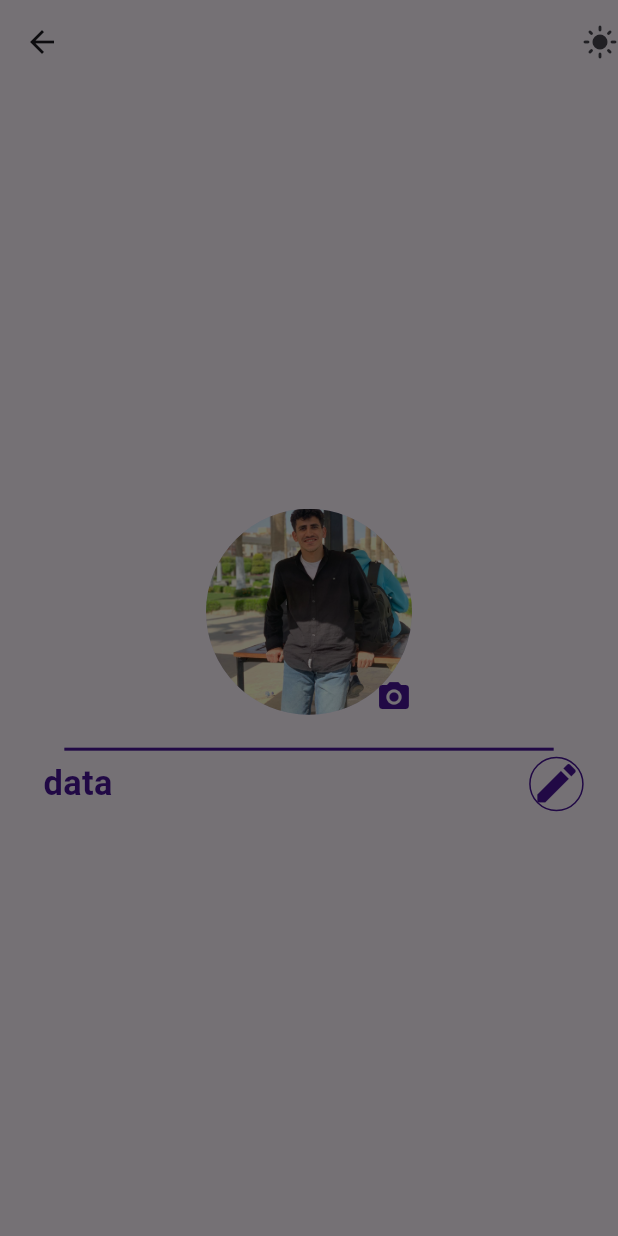
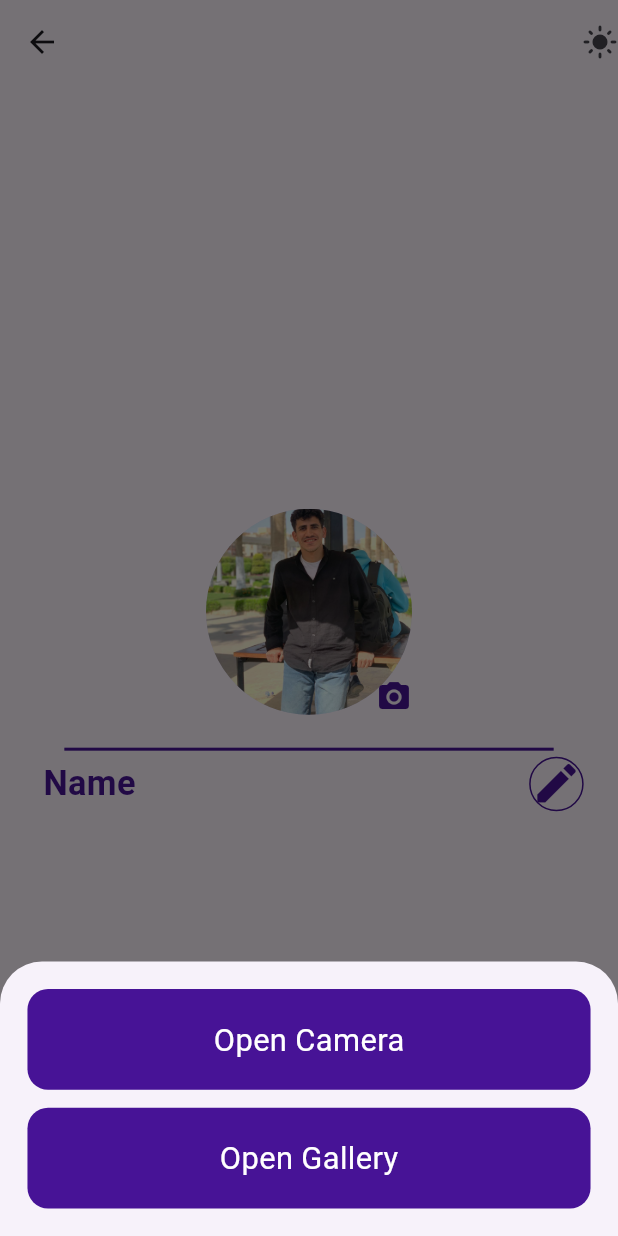
Before and after one commit to MohamedKhaled1151/Taskati_App, a Flutter app: the ProfileScrean screen opened directly, after a tap on the "camera alt" icon, on a phone screen of 412 x 824 dp. Run offline on Flutter 3.47's test engine with Material 3 defaults, Android fonts, the phone set to English and light mode, and no system bars; our stand-ins replace flutter_screenutil, hive, hive_flutter, image_picker; accounts and stored records are empty; statements that could not run were skipped.

```diff
--- /dev/null
+++ b/lib/core/utils/app_constants.dart
@@ -0,0 +1,4 @@
+class AppConstants{
+  static const String tasksBoxId="Tasks";
+  static const String userBoxId="user";
+}
--- /dev/null
+++ b/lib/features/profile/models/user_model.dart
@@ -0,0 +1,15 @@
+
+
+
+import 'package:hive/hive.dart';
+
+part 'user_model.g.dart';
+
+@HiveType(typeId: 1)
+class UserModel extends HiveObject{
+  @HiveField(0)
+  String name;
+  @HiveField(1)
+  String image;
+  UserModel(this.name,this.image);
+}
--- a/lib/features/profile/profile_screan.dart
+++ b/lib/features/profile/profile_screan.dart
@@ -1,9 +1,32 @@
+import 'dart:io';
 import 'package:flutter/material.dart';
 import 'package:flutter_screenutil/flutter_screenutil.dart';
+import 'package:image_picker/image_picker.dart';
 import 'package:taskati/core/thems/app_colors.dart';
+import 'package:taskati/features/add_task/widgets/text_form_filed_with_title.dart';
+import 'package:taskati/features/profile/widgets/custom_bottom.dart';
 
-class ProfileScrean extends StatelessWidget {
+class ProfileScrean extends StatefulWidget {
   const ProfileScrean({super.key});
+
+  @override
+  State<ProfileScrean> createState() => _ProfileScreanState();
+}
+
+class _ProfileScreanState extends State<ProfileScrean> {
+  XFile? image;
+
+  selectImageFormGallery() async {
+    final ImagePicker picker = ImagePicker();
+    image = await picker.pickImage(source: ImageSource.gallery);
+    setState(() {});
+  }
+
+  selectImageFormCamera() async {
+    final ImagePicker picker = ImagePicker();
+    image = await picker.pickImage(source: ImageSource.camera);
+    setState(() {});
+  }
 
   @override
   Widget build(BuildContext context) {
@@ -20,25 +43,46 @@ class ProfileScrean extends StatelessWidget {
                   showModalBottomSheet(
                     context: context,
                     builder: (context) {
-                      return Column(children: [
-
-                      ]);
+                      return Padding(
+                        padding: EdgeInsets.all(16.0.r),
+                        child: Column(
+                          mainAxisSize: MainAxisSize.min,
+                          children: [
+                            InkWell(
+                              onTap: () {
+                                Navigator.pop(context);
+                                selectImageFormCamera();
+                              },
+                              child: CustomBottom(title: "Open Camera"),
+                            ),
+                            SizedBox(height: 10.h),
+                            InkWell(
+                              onTap: () {
+                                Navigator.pop(context);
+                                selectImageFormGallery();
+                              },
+                              child: CustomBottom(title: "Open Gallery"),
+                            )
+                          ],
+                        ),
+                      );
                     },
                   );
                 },
                 child: CircleAvatar(
                   radius: 60.r,
-                  backgroundImage: AssetImage(
-                    "assets/images/IMG-20250501-WA0001.jpg",
-                  ),
+                  backgroundImage: image == null ? const AssetImage("assets/images/IMG-20250501-WA0001.jpg")
+                  as ImageProvider
+                      : FileImage(File(image!.path)),
                   child: Align(
                     alignment: Alignment.bottomRight,
-
-                    child: Icon(Icons.camera_alt, color: AppColors.mianColors),
+                    child: Icon(
+                      Icons.camera_alt,
+                      color: AppColors.mianColors,
                     ),
                   ),
                 ),
-
+              ),
               SizedBox(height: 15.h),
               Divider(
                 color: AppColors.mianColors,
@@ -47,11 +91,37 @@ class ProfileScrean extends StatelessWidget {
                 endIndent: 20,
                 indent: 20,
               ),
-              Row(
+              InkWell(
+                onTap: (){
+                  showModalBottomSheet(
+                      context: context,
+                      builder: (context) {
+                        return IntrinsicHeight(
+                          child: Padding(
+                            padding:  EdgeInsets.only(bottom: MediaQuery.of (context).viewInsets.bottom,
+                            top: 10.h,right: 10.w,left: 10.w),
+
+                            child: Column(
+                              children: [
+                                TextFormFiledWithTitle(
+                                    title: "Name",
+                                    hintText: "Please Enter your Name"),
+                                SizedBox(height: 10.h,),
+                                InkWell(
+                                  child: CustomBottom(title: "change Name "),),
+
+                              ],
+                            ),
+                          ),
+                        );
+                      }
+                  );
+                },
+                child: Row(
                   children: [
                     Expanded(
                       child: Text(
-                      " data ",
+                        " Name ",
                         overflow: TextOverflow.ellipsis,
                         maxLines: 3,
                         style: TextStyle(
@@ -74,6 +144,7 @@ class ProfileScrean extends StatelessWidget {
                     ),
                   ],
                 ),
+              ),
             ],
           ),
         ),
--- /dev/null
+++ b/lib/features/profile/widgets/custom_bottom.dart
@@ -0,0 +1,28 @@
+import 'package:flutter/material.dart';
+import 'package:flutter_screenutil/flutter_screenutil.dart';
+
+import '../../../core/thems/app_colors.dart';
+
+class CustomBottom extends StatelessWidget {
+  final String title;
+  const CustomBottom({super.key, required this.title});
+
+  @override
+  Widget build(BuildContext context) {
+    return Container(
+      padding: EdgeInsets.symmetric(vertical: 16.h),
+      alignment: Alignment.center,
+      decoration: BoxDecoration(
+        color: AppColors.mianColors,
+        borderRadius: BorderRadius.circular(12.r),
+      ),
+      child: Text(
+        title,
+        style: TextStyle(
+          color: Colors.white,
+          fontSize: 18.sp,
+        ),
+      ),
+    );
+  }
+}
```
Also changed, not shown: lib/core/services/local/user_services.dart (added, +23 -0 lines), lib/core/services/task_services.dart (added, +28 -0 lines), lib/features/add_task/add_task.dart (+5 -3 lines), lib/features/home/home_screan.dart (+9 -0 lines), lib/features/home/models/task_model.dart (+12 -5 lines), lib/main.dart (+9 -1 lines), pubspec.yaml (+9 -0 lines), lib/features/home/models/task_model.g.dart (added), lib/features/profile/models/user_model.g.dart (added), pubspec.lock, 7 other files. Lines whose indentation alone changed are shown as unchanged.
